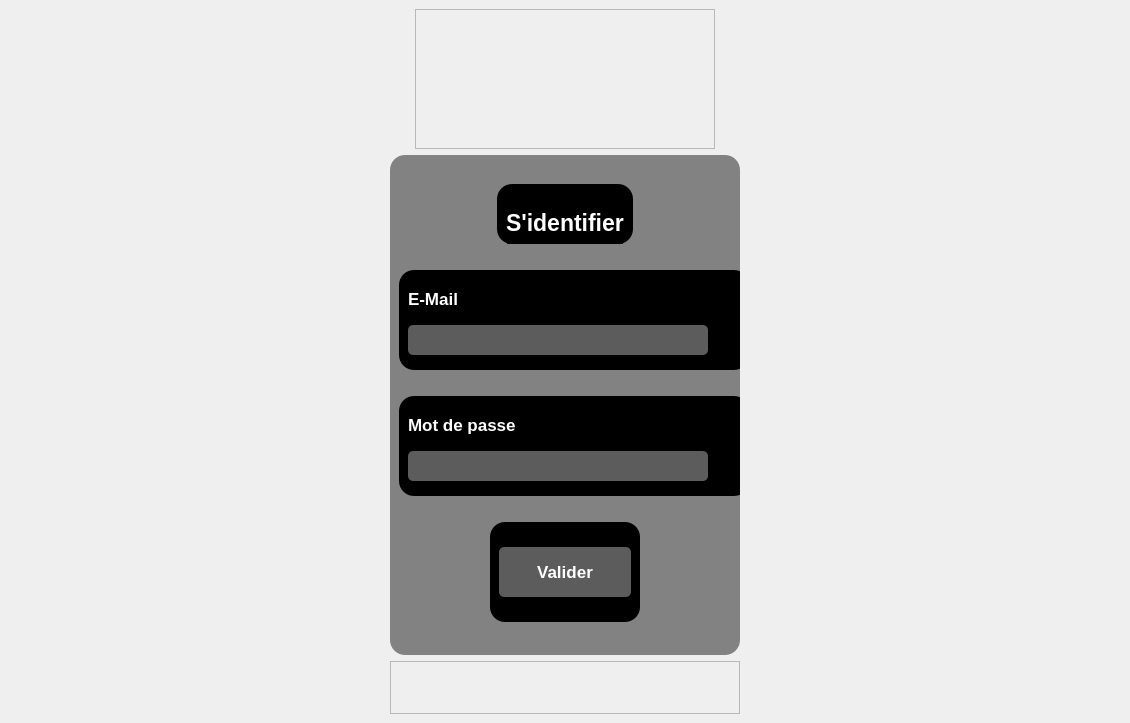
0xBrdn/TaskFlow, file front-end/authentification/authentification.ui: the form before one commit.
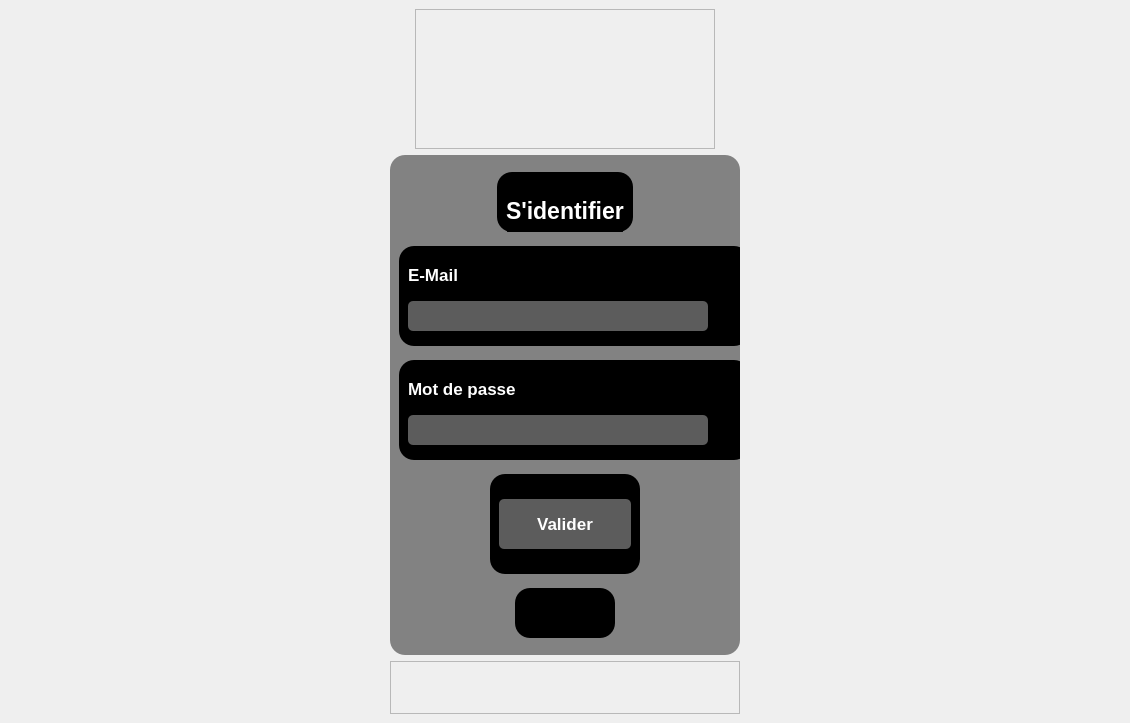
The form after the commit. Icons and pictures are not drawn.

Commit message: Ajout du bouton créer un compte

```diff
--- a/front-end/authentification/authentification.ui
+++ b/front-end/authentification/authentification.ui
@@ -345,6 +345,52 @@
          </layout>
         </widget>
        </item>
+       <item alignment="Qt::AlignHCenter">
+        <widget class="QFrame" name="frameCreerCompte">
+         <property name="minimumSize">
+          <size>
+           <width>100</width>
+           <height>50</height>
+          </size>
+         </property>
+         <property name="maximumSize">
+          <size>
+           <width>100</width>
+           <height>50</height>
+          </size>
+         </property>
+         <property name="styleSheet">
+          <string notr="true">background-color: rgba(0, 0, 0, 0, 0);</string>
+         </property>
+         <property name="frameShape">
+          <enum>QFrame::StyledPanel</enum>
+         </property>
+         <property name="frameShadow">
+          <enum>QFrame::Raised</enum>
+         </property>
+         <layout class="QVBoxLayout" name="verticalLayout_6">
+          <item>
+           <widget class="QLabel" name="boutonCreerCompte">
+            <property name="minimumSize">
+             <size>
+              <width>25</width>
+              <height>25</height>
+             </size>
+            </property>
+            <property name="maximumSize">
+             <size>
+              <width>80</width>
+              <height>25</height>
+             </size>
+            </property>
+            <property name="text">
+             <string>Créer un compte</string>
+            </property>
+           </widget>
+          </item>
+         </layout>
+        </widget>
+       </item>
       </layout>
      </widget>
     </item>
```
The commit also changes 12 other files.
